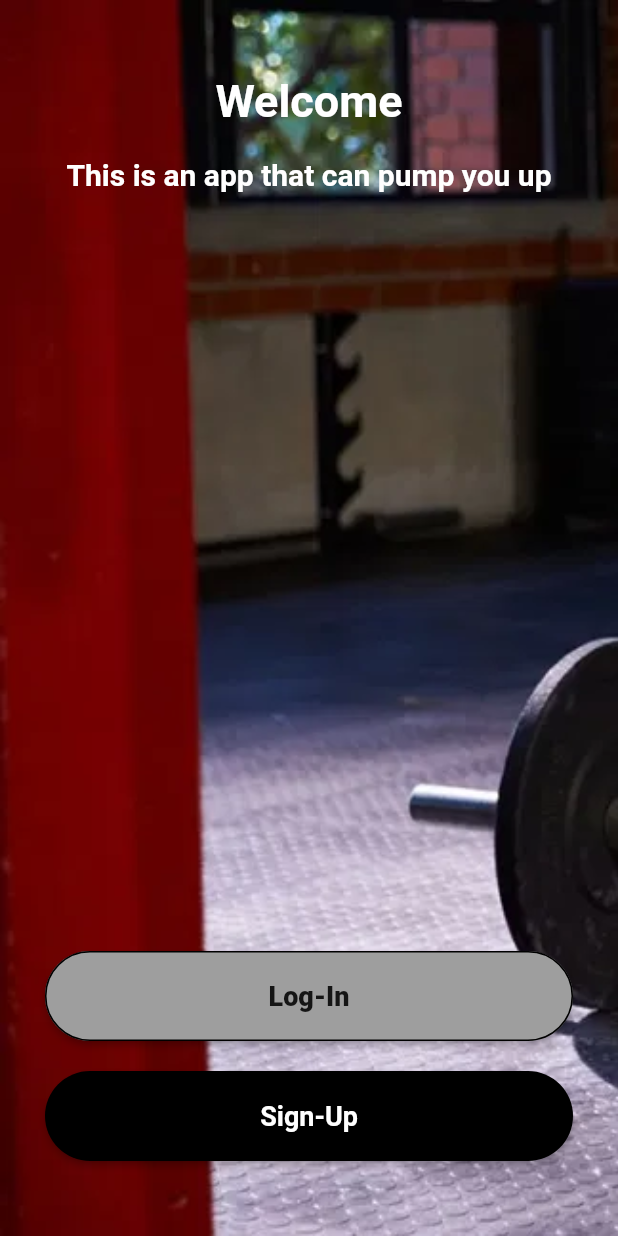
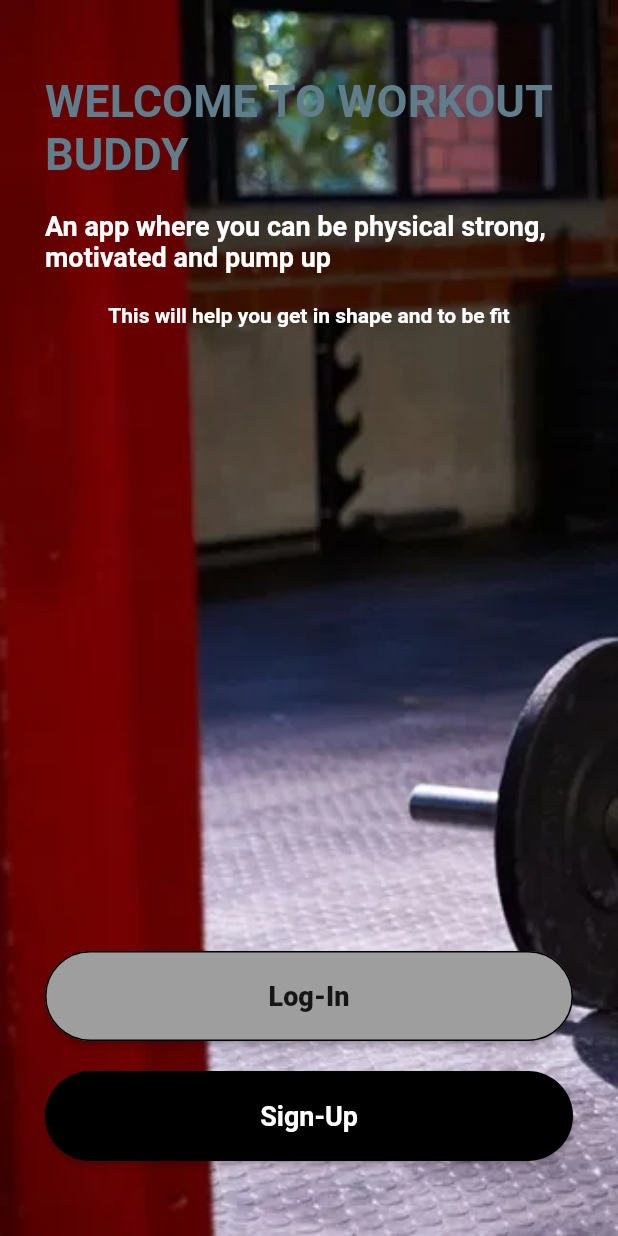
Before and after one commit to Raphael1-Tech/Projects, a Flutter app: the screen it shows after launch, on a phone screen of 412 x 824 dp. Run offline on Flutter 3.47's test engine with Material 2 defaults, Android fonts, the phone set to English and light mode, and no system bars.

Commit message:
additional output october 24,2022

```diff
--- a/lib/main.dart
+++ b/lib/main.dart
@@ -37,27 +37,47 @@ class Myfirstapp extends StatelessWidget {
             crossAxisAlignment:  CrossAxisAlignment.center,
             children: <Widget> [
               Column(
+                mainAxisAlignment: MainAxisAlignment.center,
                 children: <Widget>[
                   Text(
-                    'Welcome',
+                    'WELCOME TO WORKOUT BUDDY',
                     style: TextStyle(
                       fontWeight: FontWeight.bold,
                       fontSize: 30.0,
-                      color: Colors.white
+                      color: Colors.blueGrey,
                     ),
                   ),
                   SizedBox(
                     height: 20,
                   ),
-                  Text(
-                      'This is an app that can pump you up',
-                    style: TextStyle(
-                      fontWeight: FontWeight.bold,
-                      fontSize: 20.0,
-                      color: Colors.white
-                    ),
+                  Column(
+                    mainAxisAlignment: MainAxisAlignment.center,
+                    children: [
+                      Text(
+                          'An app where you can be physical strong, motivated and pump up',
+                        style: TextStyle(
+                          fontWeight: FontWeight.bold,
+                          fontSize: 18.0,
+                          color: Colors.white,
+                        ),
+                      ),
+                    ],
                   ),
-
+                  SizedBox(height: 20,
+                  ),
+                  Column(
+                    mainAxisAlignment: MainAxisAlignment.center,
+                    children: [
+                      Text(
+                        'This will help you get in shape and to be fit',
+                        style: TextStyle(
+                          fontWeight: FontWeight.bold,
+                          fontSize: 14.0,
+                          color: Colors.white,
+                        ),
+                      ),
+                    ],
+                  ),
                 ],
               ),
               Column(
--- a/lib/screens/Flexibility.dart
+++ b/lib/screens/Flexibility.dart
@@ -1,6 +1,5 @@
 import 'dart:ui';
 
-import 'package:fitness_app/Activity/Flexibility.dart';
 import 'package:flutter/material.dart';
 import 'package:fitness_app/widgets/round_info_container.dart';
 import 'package:fitness_app/models/Flexibility.dart';
@@ -121,10 +120,7 @@ class Flexibility extends StatelessWidget {
               physics: BouncingScrollPhysics(),
               itemCount: round2.length,
               itemBuilder: (BuildContext context, int index) {
-                return GestureDetector(
-                   onTap: (){
-                     Navigator.push(context, MaterialPageRoute(builder: (_) => Videos()));
-                   },
+                return Container(
                   child: ListTile(
                     isThreeLine: true,
                     leading: Container(
--- a/lib/widgets/home_screen.dart
+++ b/lib/widgets/home_screen.dart
@@ -66,7 +66,7 @@ class HomeScreen extends StatelessWidget {
                   ),
                 ),
                 Text(
-                  "Let's Train your\n PHYSICAL BODY",
+                  "Time to train your\n bodies",
                   style: TextStyle(
                     color: Colors.white,
                     fontSize: 28.0,
```
Also changed, not shown: lib/Activity/Flexibility.dart (+0 -79 lines), lib/models/Muscular Endurance.dart (+20 -10 lines).
